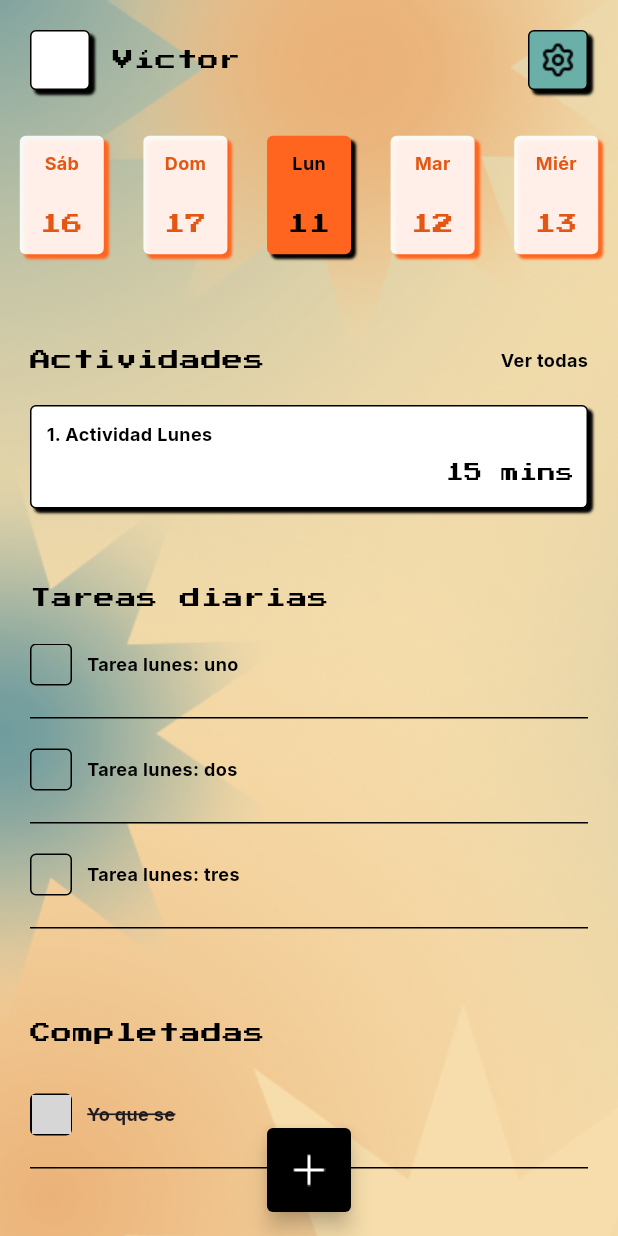
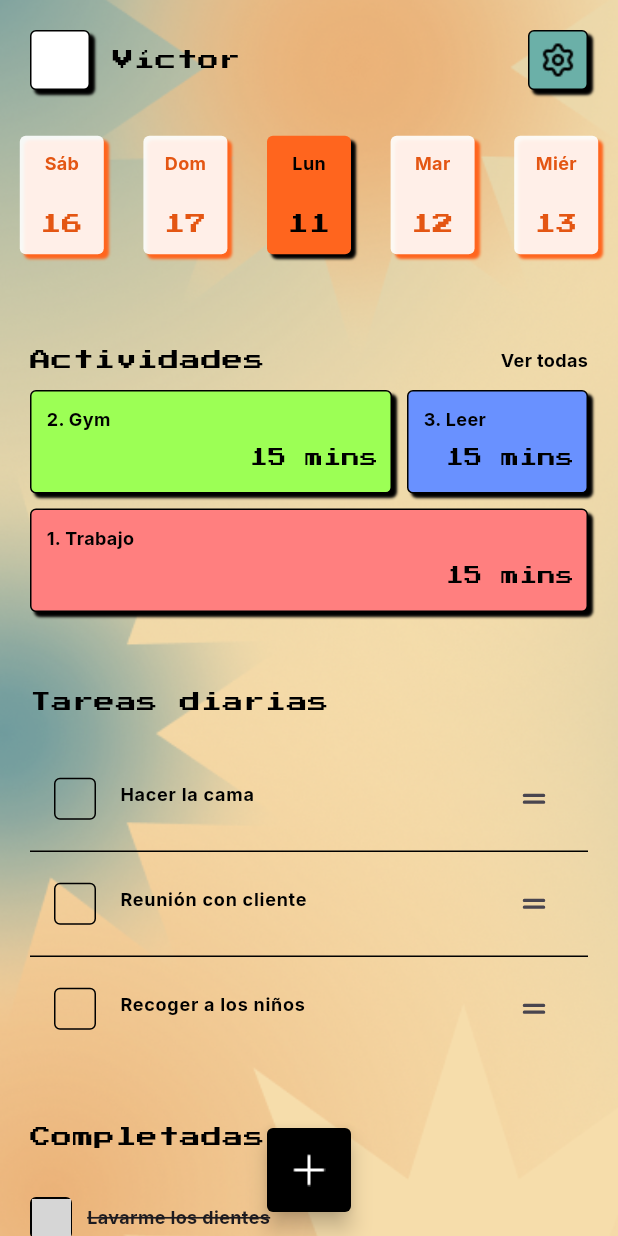
Before and after one commit to vicgilnossa/habitdailytracker, a Flutter app: the HomeScreen screen opened by its route, on a phone screen of 412 x 824 dp. Run offline on Flutter 3.47's test engine with Material 3 defaults, Android fonts, the phone set to English and light mode, and no system bars; drawn by our look-alikes of carousel_slider, flutter_slidable; our stand-ins replace google_fonts, ionicons, lottie; missing offline and left inert: circle_list; grey boxes are pictures that could not be loaded.

Commit message:
Listos los widgets del home

```diff
--- a/lib/controllers/data.dart
+++ b/lib/controllers/data.dart
@@ -11,27 +11,37 @@ class DataController {
       id: 0,
       activities: [
         Activity(
-            id: "1", name: "1. Actividad Lunes", containerColor: Colors.white),
+            id: "1",
+            name: "1. Trabajo",
+            containerColor: const Color.fromARGB(255, 255, 127, 127)),
+        Activity(
+            id: "1",
+            name: "2. Gym",
+            containerColor: Color.fromARGB(255, 156, 255, 85)),
+        Activity(
+            id: "1",
+            name: "3. Leer",
+            containerColor: Color.fromARGB(255, 105, 145, 255)),
       ],
       tasks: [
         Task(
           id: "1",
-          name: "Tarea lunes: uno",
+          name: "Hacer la cama",
         ),
         Task(
           id: "2",
-          name: "Tarea lunes: dos",
+          name: "Reunión con cliente",
         ),
         Task(
           id: "3",
-          name: "Tarea lunes: tres",
+          name: "Recoger a los niños",
         ),
         Task(
           id: "4",
-          name: "Tarea lunes: cuatro",
+          name: "Arreglar tubería del baño",
         ),
       ],
-      completedTasks: [Task(id: "12", name: "Yo que se")],
+      completedTasks: [Task(id: "12", name: "Lavarme los dientes")],
     ),
     Data(name: "Mar", number: "12", id: 1, activities: [
       Activity(
--- a/lib/main.dart
+++ b/lib/main.dart
@@ -20,7 +20,7 @@ class MyApp extends StatelessWidget {
       child: MaterialApp(
         debugShowCheckedModeBanner: false,
         routes: Routes.routes,
-        initialRoute: Routes.home,
+        initialRoute: Routes.welcome,
         title: 'Material App',
         home: Scaffold(
           appBar: AppBar(
--- a/lib/ui/widgets/activity_list.dart
+++ b/lib/ui/widgets/activity_list.dart
@@ -1,4 +1,5 @@
 import 'package:flutter/material.dart';
+
 import 'package:habit_tracker_daily_tasker/models/models.dart';
 import 'package:habit_tracker_daily_tasker/ui/widgets/widgets.dart';
 
--- a/lib/ui/widgets/color_carousel.dart
+++ b/lib/ui/widgets/color_carousel.dart
@@ -1,4 +1,5 @@
 import 'package:flutter/material.dart';
+
 import 'package:carousel_slider/carousel_slider.dart';
 
 class ColorCarousel extends StatefulWidget {
--- a/lib/ui/widgets/date_card.dart
+++ b/lib/ui/widgets/date_card.dart
@@ -1,8 +1,8 @@
 import 'package:flutter/material.dart';
 
+import 'package:habit_tracker_daily_tasker/models/models.dart';
+
 import 'package:google_fonts/google_fonts.dart';
-
-import 'package:habit_tracker_daily_tasker/models/models.dart';
 
 class DateCard extends StatelessWidget {
   final Data dailyData;
--- a/lib/ui/widgets/date_carousel.dart
+++ b/lib/ui/widgets/date_carousel.dart
@@ -1,7 +1,9 @@
 import 'package:flutter/material.dart';
-import 'package:carousel_slider/carousel_slider.dart';
+
 import 'package:habit_tracker_daily_tasker/services/data.dart';
 import 'package:habit_tracker_daily_tasker/ui/widgets/widgets.dart';
+
+import 'package:carousel_slider/carousel_slider.dart';
 import 'package:provider/provider.dart';
 
 class DateCarousel extends StatefulWidget {
--- a/lib/ui/widgets/task_list.dart
+++ b/lib/ui/widgets/task_list.dart
@@ -1,8 +1,14 @@
+import 'package:flutter/gestures.dart';
 import 'package:flutter/material.dart';
+import 'package:flutter_slidable/flutter_slidable.dart';
+import 'package:google_fonts/google_fonts.dart';
 
 import 'package:habit_tracker_daily_tasker/models/models.dart';
 import 'package:habit_tracker_daily_tasker/services/services.dart';
+import 'package:habit_tracker_daily_tasker/ui/styles/styles.dart';
 import 'package:habit_tracker_daily_tasker/ui/widgets/widgets.dart';
+import 'package:ionicons/ionicons.dart';
+
 import 'package:provider/provider.dart';
 
 class TaskList extends StatefulWidget {
@@ -84,11 +90,17 @@ class _TaskListState extends State<TaskList> {
     return Container(
       height: 200,
       width: double.infinity,
+      child: Theme(
+        data: Theme.of(context).copyWith(
+          canvasColor: Colors.transparent,
+          shadowColor: Colors.transparent,
+        ),
         child: ReorderableListView(
+          dragStartBehavior: DragStartBehavior.down,
           scrollController: _scrollController,
           children: [
             for (final tarea in tasks)
-            TaskCard(
+              _TaskCard(
                 key: ValueKey(tarea),
                 task: tarea,
                 updateTasksAfterDelete: updateTasksAfterDelete,
@@ -96,6 +108,112 @@ class _TaskListState extends State<TaskList> {
           ],
           onReorder: (oldIndex, newIndex) => updateTaskCard(oldIndex, newIndex),
         ),
+      ),
     );
   }
 }
+
+class _TaskCard extends StatefulWidget {
+  final Task task;
+  final VoidCallback updateTasksAfterDelete;
+  const _TaskCard({
+    super.key,
+    required this.task,
+    required this.updateTasksAfterDelete,
+  });
+
+  @override
+  State<_TaskCard> createState() => _TaskCardState();
+}
+
+class _TaskCardState extends State<_TaskCard> {
+  bool isSelected = false;
+
+  @override
+  Widget build(BuildContext context) {
+    return Slidable(
+      endActionPane: ActionPane(motion: DrawerMotion(), children: [
+        CustomSlidableAction(
+          borderRadius: const BorderRadius.only(
+              bottomRight: Radius.circular(8), topRight: Radius.circular(8)),
+          backgroundColor: Color.fromARGB(53, 158, 158, 158),
+          onPressed: (context) {},
+          child: CustomCircleButton(
+              onPressed: _onDeleteTask, content: const Icon(Ionicons.close)),
+        ),
+      ]),
+      child: Container(
+        decoration: const BoxDecoration(
+          border: Border(
+            bottom: BorderSide(
+              color: Colors.black,
+              width: 1.0,
+            ),
+          ),
+        ),
+        child: ListTile(
+          tileColor: Colors.transparent,
+          leading: GestureDetector(
+            onTap: _onCompleteTask,
+            child: Container(
+              width: 28,
+              height: 28,
+              decoration: BoxDecoration(
+                border: Border.all(color: Colors.black, width: 1),
+                borderRadius: BorderRadius.circular(4),
+                color: isSelected ? Colors.black : null,
+              ),
+              child: isSelected ? Image.asset("assets/icon_check.png") : null,
+            ),
+          ),
+          title: Container(
+            width: 270,
+            child: Padding(
+              padding: const EdgeInsets.only(top: 15, bottom: 20),
+              child: isSelected
+                  ? Text(
+                      widget.task.name,
+                      style: GoogleFonts.inter(
+                        fontSize: 12,
+                        fontWeight: FontWeight.bold,
+                        decoration: TextDecoration.lineThrough,
+                      ),
+                    )
+                  : Text(widget.task.name, style: TextStyles.p),
+            ),
+          ),
+          trailing: ReorderableDragStartListener(
+            index: 1,
+            child: const Icon(Ionicons.reorder_two),
+          ),
+        ),
+      ),
+    );
+  }
+
+  void _onDeleteTask() {
+    final dataService = Provider.of<DataService>(context, listen: false);
+    final index = dataService.getIndex();
+    dataService.deleteTask(index, widget.task.id);
+    widget.updateTasksAfterDelete();
+  }
+
+  void _onCompleteTask() async {
+    setState(() {
+      isSelected = !isSelected;
+    });
+    await Future.delayed(Duration(seconds: 1));
+    final dataService = Provider.of<DataService>(context, listen: false);
+    final index = dataService.getIndex();
+    dataService.completeTask(index, widget.task, widget.task.id);
+    setState(() {
+      isSelected = false;
+    });
+  }
+}
+
+
+
+
+
+//
```
Also changed, not shown: lib/ui/widgets/completed_task_card.dart (+5 -3 lines), lib/ui/widgets/task_card.dart (+3 -4 lines), lib/ui/widgets/reorderable_list.dart (deleted). Lines whose indentation alone changed are shown as unchanged.
